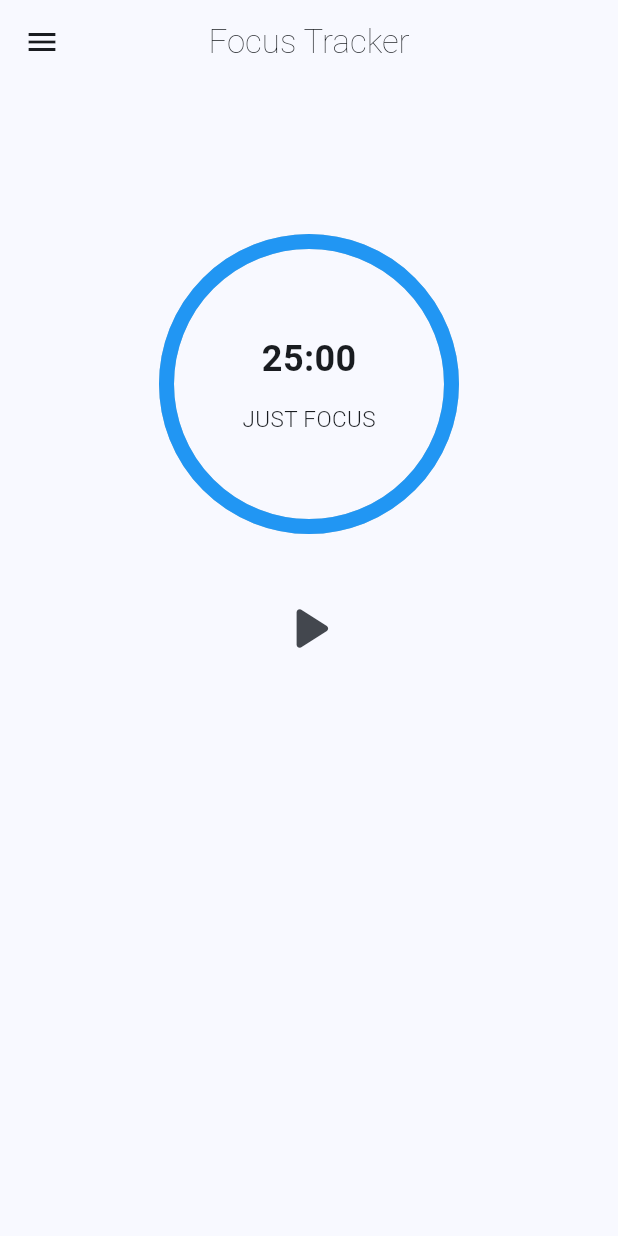
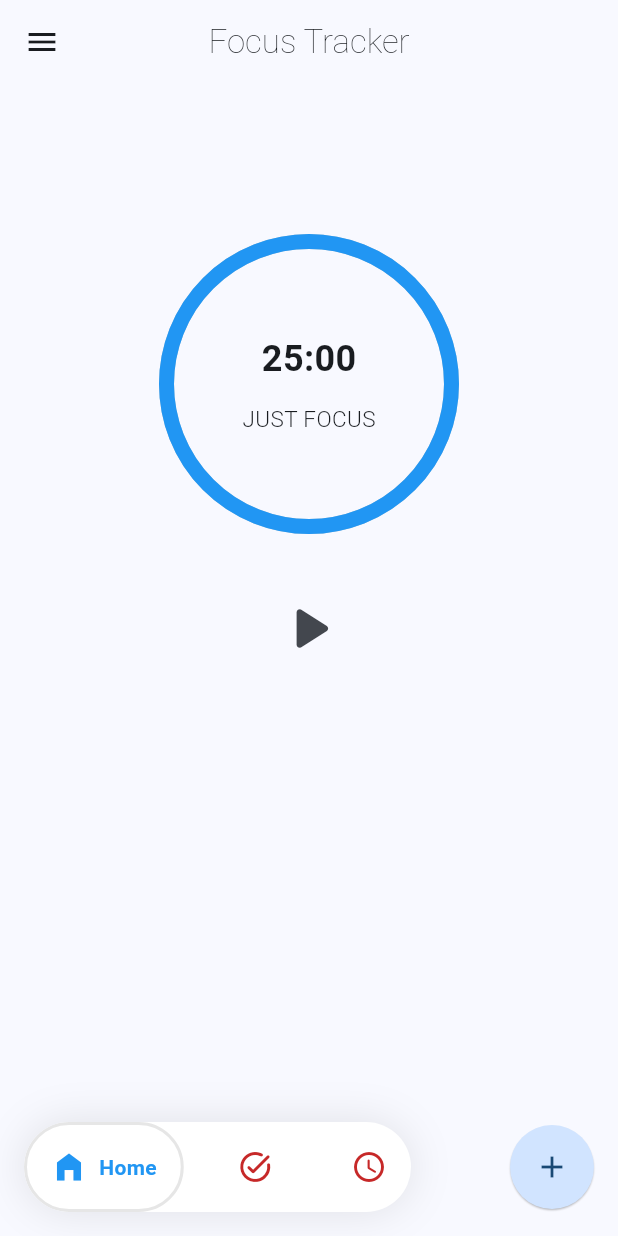
Before and after one commit to AhmadMahdaly/Focus_tracker, a Flutter app: the screen it shows after launch, on a phone screen of 412 x 824 dp. Run offline on Flutter 3.47's test engine with Material 3 defaults, Android fonts, the phone set to English and light mode, and no system bars; drawn by our look-alikes of google_nav_bar, percent_indicator; our stand-ins replace audioplayers, fl_chart, flutter_local_notifications, hive, hive_flutter, permission_handler; accounts and stored records are empty.

Commit message:
Replace HomeScreen with NavyBottomBar as the main home widget

```diff
--- a/lib/focus_tracker_app.dart
+++ b/lib/focus_tracker_app.dart
@@ -1,6 +1,6 @@
 import 'package:flutter/material.dart';
 import 'package:focus_tracker/providers/theme_provider.dart';
-import 'package:focus_tracker/screens/home_screen.dart';
+import 'package:focus_tracker/screens/navy_bottom_bar.dart';
 import 'package:provider/provider.dart';
 
 class FocusTrackerApp extends StatelessWidget {
@@ -23,7 +23,7 @@ class FocusTrackerApp extends StatelessWidget {
                 themeProvider.isDarkMode ? ThemeMode.dark : ThemeMode.light,
             title: 'Focus Tracker',
 
-            home: const HomeScreen(),
+            home: const NavyBottomBar(),
           );
         },
       ),
```
